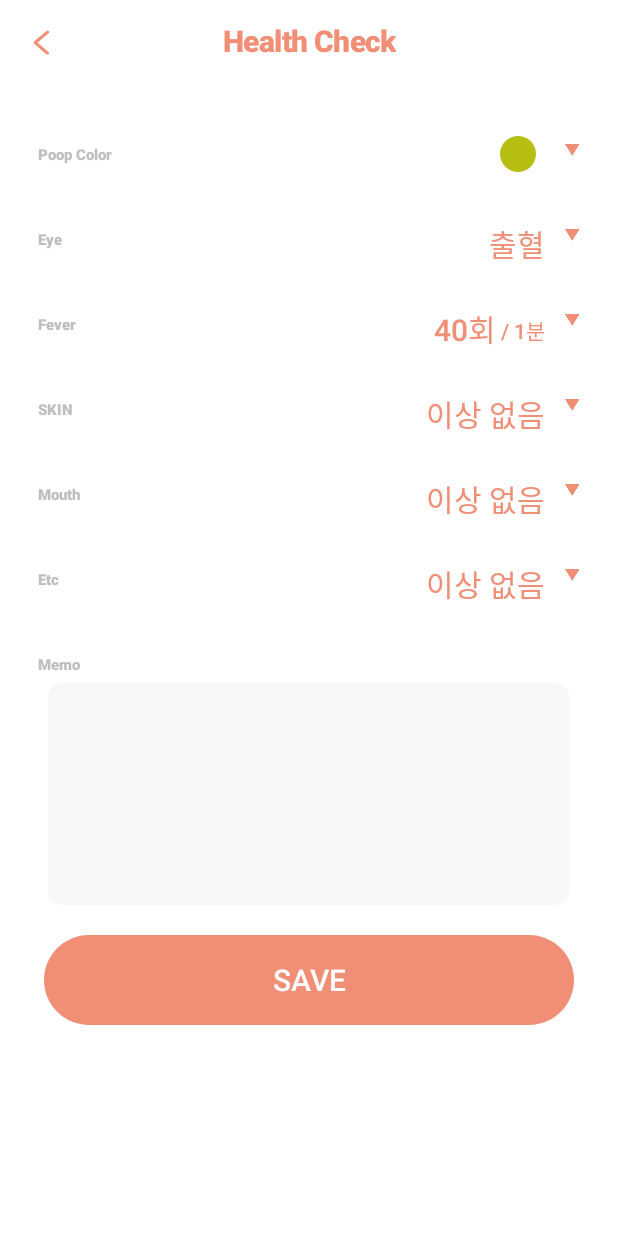
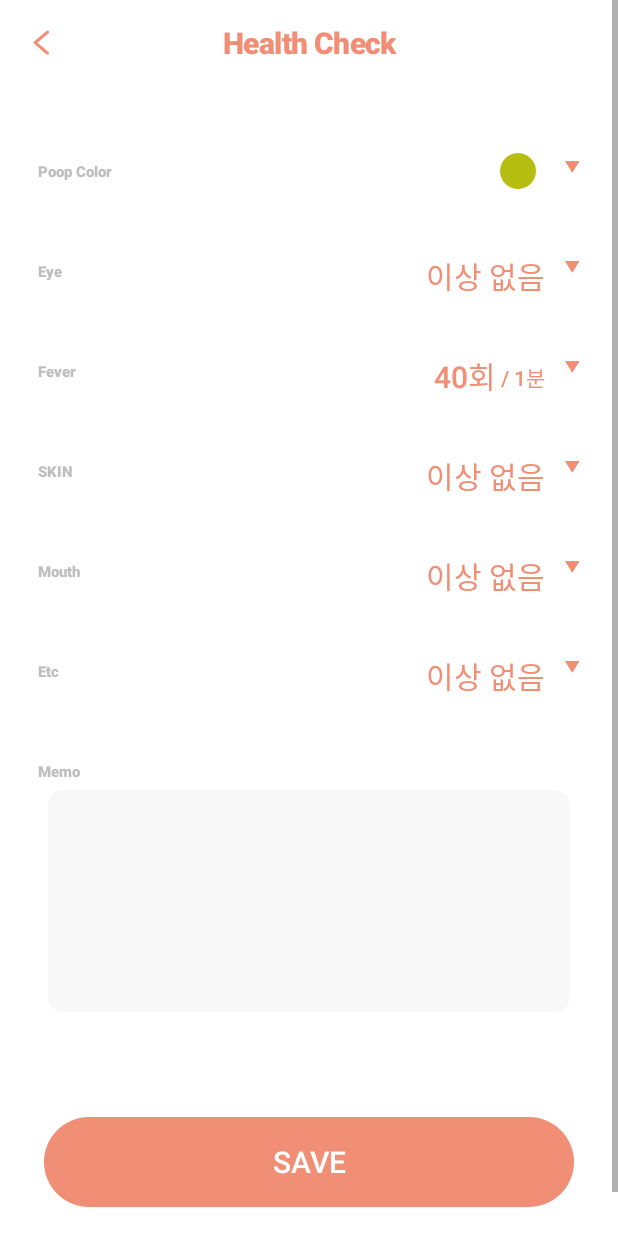
Before and after one commit to StevenHeo/PetCare, an Android app: the CalendarInActivity screen opened directly, with no data from a screen before it, on a phone screen of 412 x 824 dp. Run offline under Robolectric (Android 15) with nearby library versions, the phone set to English and light mode, and no system bars.

Commit message:
Add: CalendarIn 수정
Scrollview 추가,
popup관련 데이터 변경 코드 추가,
데이터 정정

```diff
--- a/app/src/main/res/layout/activity_calendar_in.xml
+++ b/app/src/main/res/layout/activity_calendar_in.xml
@@ -8,6 +8,18 @@
     android:layout_height="match_parent"
     android:background="@color/white">
 
+    <ScrollView
+        android:layout_width="match_parent"
+        android:layout_height="match_parent"
+        android:orientation="vertical"
+        app:layout_constraintBottom_toBottomOf="parent"
+        app:layout_constraintEnd_toEndOf="parent"
+        app:layout_constraintStart_toStartOf="parent"
+        app:layout_constraintTop_toTopOf="parent">
+
+        <androidx.constraintlayout.widget.ConstraintLayout
+            android:layout_width="match_parent"
+            android:layout_height="match_parent">
         <ImageView
             android:id="@+id/backbtn_image"
             android:layout_width="wrap_content"
@@ -23,7 +35,6 @@
             android:id="@+id/textView6"
             android:layout_width="wrap_content"
             android:layout_height="wrap_content"
-        android:layout_marginTop="13dp"
             android:fontFamily="sans-serif-medium"
             android:gravity="center_horizontal"
             android:letterSpacing="-0.02"
@@ -32,28 +43,17 @@
             android:textColor="#f08e76"
             android:textSize="20sp"
             android:textStyle="bold"
+            app:layout_constraintBottom_toBottomOf="@+id/backbtn_image"
             app:layout_constraintEnd_toEndOf="parent"
             app:layout_constraintStart_toStartOf="parent"
-        app:layout_constraintTop_toTopOf="parent" />
-
-    <ScrollView
-        android:layout_width="match_parent"
-        android:layout_height="wrap_content"
-        android:layout_marginTop="50dp"
-        app:layout_constraintEnd_toEndOf="parent"
-        app:layout_constraintStart_toStartOf="parent"
-        app:layout_constraintTop_toBottomOf="@+id/textView6">
-
-        <androidx.constraintlayout.widget.ConstraintLayout
-            android:layout_width="match_parent"
-            android:layout_height="match_parent">
-
+            app:layout_constraintTop_toTopOf="@+id/backbtn_image" />
 
             <TextView
                 android:id="@+id/textView7"
                 android:layout_width="wrap_content"
                 android:layout_height="wrap_content"
                 android:layout_marginStart="20dp"
+                android:layout_marginTop="60dp"
                 android:fontFamily="sans-serif-medium"
                 android:lineSpacingExtra="1sp"
                 android:padding="5dp"
@@ -62,7 +62,7 @@
                 android:textSize="10sp"
                 android:textStyle="bold"
                 app:layout_constraintStart_toStartOf="parent"
-                app:layout_constraintTop_toTopOf="parent" />
+                app:layout_constraintTop_toBottomOf="@+id/textView6" />
 
         <ImageView
             android:layout_width="wrap_content"
@@ -87,7 +87,7 @@
                 android:layout_width="wrap_content"
                 android:layout_height="wrap_content"
                 android:layout_marginStart="20dp"
-                android:layout_marginTop="32dp"
+                android:layout_marginTop="42dp"
                 android:fontFamily="sans-serif-medium"
                 android:lineSpacingExtra="1sp"
                 android:padding="5dp"
@@ -99,14 +99,14 @@
                 app:layout_constraintTop_toBottomOf="@+id/textView7" />
 
         <TextView
-                android:id="@+id/textView16"
+            android:id="@+id/eye_textview"
             android:layout_width="wrap_content"
             android:layout_height="wrap_content"
             android:layout_marginEnd="8dp"
             android:fontFamily="sans-serif-medium"
             android:gravity="end"
             android:lineSpacingExtra="6sp"
-                android:text="출혈"
+            android:text="이상 없음"
             android:textColor="#f08e76"
             android:textSize="20sp"
             android:textStyle="normal"
@@ -128,7 +128,7 @@
                 android:layout_width="wrap_content"
                 android:layout_height="wrap_content"
                 android:layout_marginStart="20dp"
-                android:layout_marginTop="32dp"
+                android:layout_marginTop="42dp"
                 android:fontFamily="sans-serif-medium"
                 android:lineSpacingExtra="1sp"
                 android:padding="5dp"
@@ -185,7 +185,7 @@
                 android:layout_width="wrap_content"
                 android:layout_height="wrap_content"
                 android:layout_marginStart="20dp"
-                android:layout_marginTop="32dp"
+                android:layout_marginTop="42dp"
                 android:fontFamily="sans-serif-medium"
                 android:lineSpacingExtra="1sp"
                 android:padding="5dp"
@@ -197,7 +197,7 @@
                 app:layout_constraintTop_toBottomOf="@+id/textView11" />
 
         <TextView
-                android:id="@+id/fever_tv"
+            android:id="@+id/skin_textview"
             android:layout_width="wrap_content"
             android:layout_height="wrap_content"
             android:layout_marginEnd="8dp"
@@ -226,7 +226,7 @@
                 android:layout_width="wrap_content"
                 android:layout_height="wrap_content"
                 android:layout_marginStart="20dp"
-                android:layout_marginTop="32dp"
+                android:layout_marginTop="42dp"
                 android:fontFamily="sans-serif-medium"
                 android:lineSpacingExtra="1sp"
                 android:padding="5dp"
@@ -238,7 +238,7 @@
                 app:layout_constraintTop_toBottomOf="@+id/textView8" />
 
         <TextView
-                android:id="@+id/textView17"
+            android:id="@+id/mouth_textview"
             android:layout_width="wrap_content"
             android:layout_height="wrap_content"
             android:layout_marginEnd="8dp"
@@ -267,7 +267,7 @@
                 android:layout_width="wrap_content"
                 android:layout_height="wrap_content"
                 android:layout_marginStart="20dp"
-                android:layout_marginTop="32dp"
+                android:layout_marginTop="42dp"
                 android:fontFamily="sans-serif-medium"
                 android:lineSpacingExtra="1sp"
                 android:padding="5dp"
@@ -309,7 +309,7 @@
                 android:layout_width="wrap_content"
                 android:layout_height="wrap_content"
                 android:layout_marginStart="20dp"
-                android:layout_marginTop="32dp"
+                android:layout_marginTop="42dp"
                 android:layout_weight="1"
                 android:fontFamily="sans-serif-medium"
                 android:lineSpacingExtra="1sp"
@@ -324,7 +324,7 @@
         <EditText
             android:layout_width="wrap_content"
             android:layout_height="wrap_content"
-                android:layout_marginBottom="20dp"
+            android:layout_marginBottom="70dp"
             android:background="@drawable/memo_icon"
             android:fontFamily="sans-serif-medium"
             android:gravity="top"
@@ -342,6 +342,7 @@
             android:id="@+id/profile_button"
             android:layout_width="wrap_content"
             android:layout_height="wrap_content"
+            android:layout_marginBottom="50dp"
             android:background="@drawable/start_button"
             android:backgroundTint="#f08e76"
             android:fontFamily="sans-serif-medium"
--- a/app/src/main/res/menu/mouth_popup.xml
+++ b/app/src/main/res/menu/mouth_popup.xml
@@ -14,6 +14,6 @@
         android:title="이가 흔들리며 입냄새가 난다" />
     <item
         android:id="@+id/mouth_menu4"
-        android:title="입 주위/입술이 헐었으며 입냄새가 난다" />
+        android:title="입술이 헐었으며 입냄새가 난다" />
 
 </menu>
```
Also changed, not shown: app/src/main/java/com/jeongseok/petcare/CalendarInActivity.java (+31 -0 lines). Lines whose indentation alone changed are shown as unchanged.
